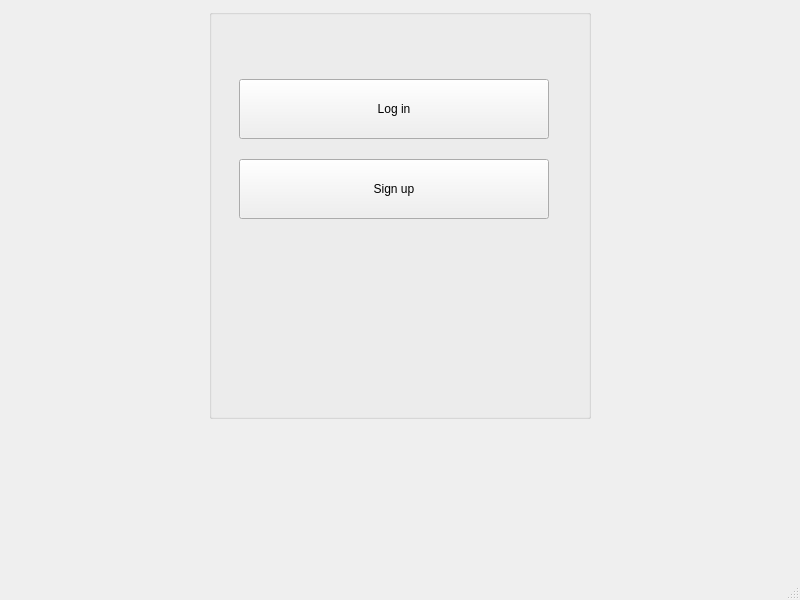
First picture: the form in My_Beloved_Client/log.ui, repository HoSaiN-643/QuantumDeck, before the edit.
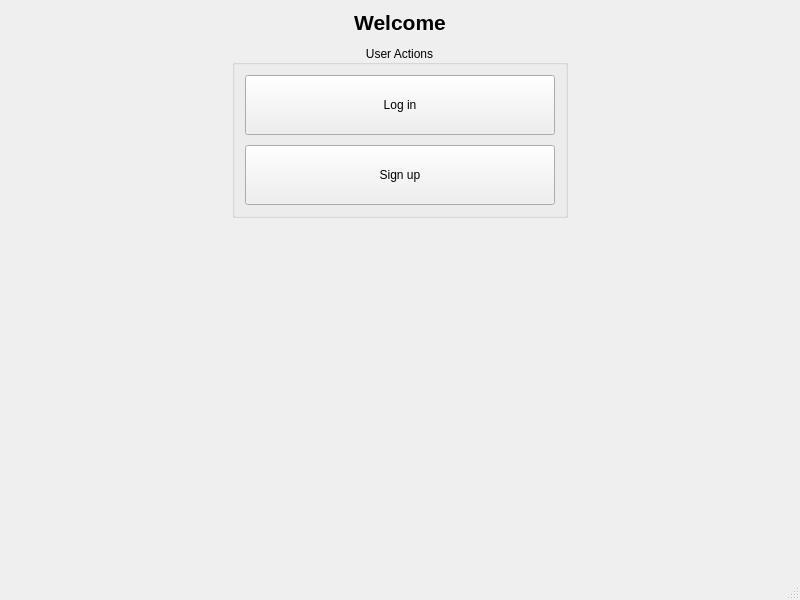
Second picture: the form after the edit.

Diff of the .ui file:
```diff
--- a/My_Beloved_Client/log.ui
+++ b/My_Beloved_Client/log.ui
@@ -15,45 +15,45 @@
   </property>
   <widget class="QWidget" name="centralwidget">
    <layout class="QGridLayout" name="gridLayout">
-    <item row="1" column="1">
-     <spacer name="verticalSpacer">
-      <property name="orientation">
-       <enum>Qt::Orientation::Vertical</enum>
-      </property>
-      <property name="sizeType">
-       <enum>QSizePolicy::Policy::Fixed</enum>
-      </property>
-      <property name="sizeHint" stdset="0">
-       <size>
-        <width>20</width>
-        <height>150</height>
-       </size>
-      </property>
-     </spacer>
-    </item>
-    <item row="0" column="2">
-     <spacer name="horizontalSpacer_2">
-      <property name="orientation">
-       <enum>Qt::Orientation::Horizontal</enum>
-      </property>
-      <property name="sizeType">
-       <enum>QSizePolicy::Policy::Fixed</enum>
-      </property>
-      <property name="sizeHint" stdset="0">
-       <size>
-        <width>200</width>
-        <height>20</height>
-       </size>
+    <property name="leftMargin">
+     <number>10</number>
+    </property>
+    <property name="topMargin">
+     <number>10</number>
+    </property>
+    <property name="rightMargin">
+     <number>10</number>
+    </property>
+    <property name="bottomMargin">
+     <number>10</number>
+    </property>
+    <property name="spacing">
+     <number>10</number>
+    </property>
+    <item row="0" column="0" colspan="3">
+     <widget class="QLabel" name="titleLabel">
+      <property name="text">
+       <string>Welcome</string>
       </property>
-     </spacer>
+      <property name="alignment">
+       <set>Qt::AlignCenter</set>
+      </property>
+      <property name="font">
+       <font>
+        <pointsize>16</pointsize>
+        <weight>75</weight>
+        <bold>true</bold>
+       </font>
+      </property>
+     </widget>
     </item>
-    <item row="0" column="0">
+    <item row="1" column="0">
      <spacer name="horizontalSpacer">
       <property name="orientation">
        <enum>Qt::Orientation::Horizontal</enum>
       </property>
       <property name="sizeType">
-       <enum>QSizePolicy::Policy::Fixed</enum>
+       <enum>QSizePolicy::Policy::Expanding</enum>
       </property>
       <property name="sizeHint" stdset="0">
        <size>
@@ -63,42 +63,91 @@
       </property>
      </spacer>
     </item>
-    <item row="0" column="1">
+    <item row="1" column="1">
      <widget class="QGroupBox" name="groupBox">
       <property name="title">
-       <string/>
+       <string>User Actions</string>
       </property>
       <property name="alignment">
        <set>Qt::AlignmentFlag::AlignCenter</set>
       </property>
+      <layout class="QVBoxLayout" name="groupBoxLayout">
+       <property name="spacing">
+        <number>10</number>
+       </property>
+       <property name="leftMargin">
+        <number>10</number>
+       </property>
+       <property name="topMargin">
+        <number>10</number>
+       </property>
+       <property name="rightMargin">
+        <number>10</number>
+       </property>
+       <property name="bottomMargin">
+        <number>10</number>
+       </property>
+       <item>
       <widget class="QPushButton" name="Login_Btn">
-       <property name="geometry">
-        <rect>
-         <x>30</x>
-         <y>70</y>
+         <property name="minimumSize">
+          <size>
          <width>310</width>
          <height>60</height>
-        </rect>
+          </size>
        </property>
        <property name="text">
         <string>Log in</string>
        </property>
       </widget>
+       </item>
+       <item>
       <widget class="QPushButton" name="Signup_btn">
-       <property name="geometry">
-        <rect>
-         <x>30</x>
-         <y>150</y>
+         <property name="minimumSize">
+          <size>
          <width>310</width>
          <height>60</height>
-        </rect>
+          </size>
        </property>
        <property name="text">
         <string>Sign up</string>
        </property>
       </widget>
+       </item>
+      </layout>
      </widget>
     </item>
+    <item row="1" column="2">
+     <spacer name="horizontalSpacer_2">
+      <property name="orientation">
+       <enum>Qt::Orientation::Horizontal</enum>
+      </property>
+      <property name="sizeType">
+       <enum>QSizePolicy::Policy::Expanding</enum>
+      </property>
+      <property name="sizeHint" stdset="0">
+       <size>
+        <width>200</width>
+        <height>20</height>
+       </size>
+      </property>
+     </spacer>
+    </item>
+    <item row="2" column="1">
+     <spacer name="verticalSpacer">
+      <property name="orientation">
+       <enum>Qt::Orientation::Vertical</enum>
+      </property>
+      <property name="sizeType">
+       <enum>QSizePolicy::Policy::Expanding</enum>
+      </property>
+      <property name="sizeHint" stdset="0">
+       <size>
+        <width>20</width>
+        <height>150</height>
+       </size>
+      </property>
+     </spacer>
+    </item>
    </layout>
   </widget>
   <widget class="QMenuBar" name="menubar">
```
Left out of the diff: 2 changed lines with no effect on the pictures. Lines whose indentation alone changed are shown as unchanged.
